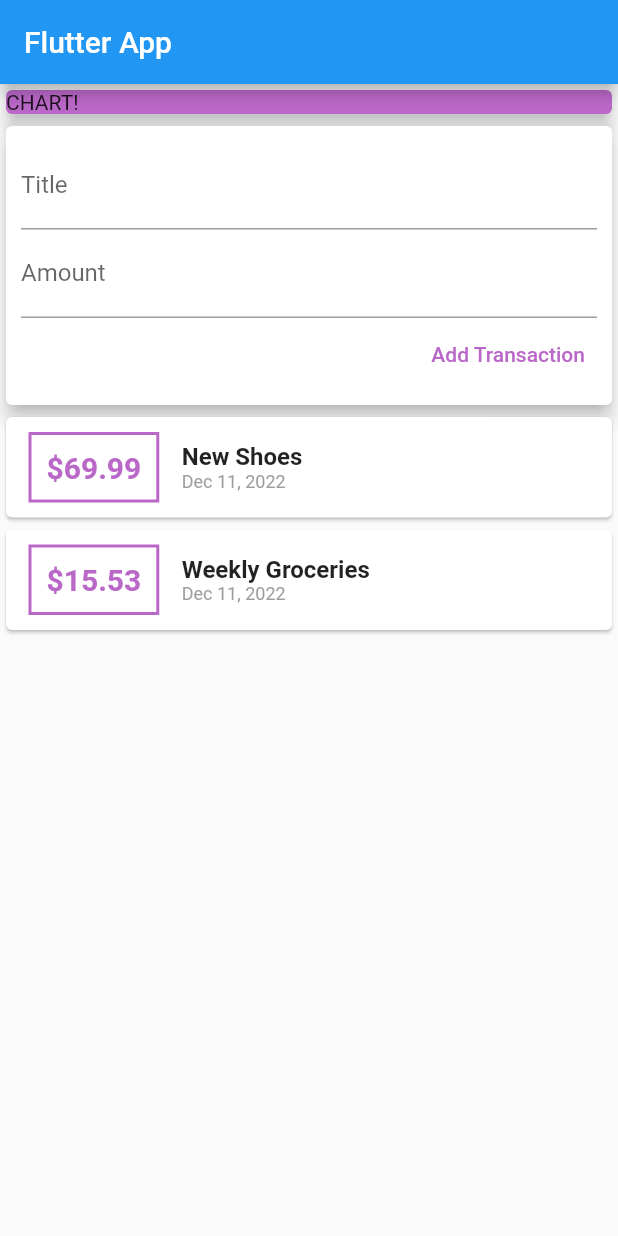
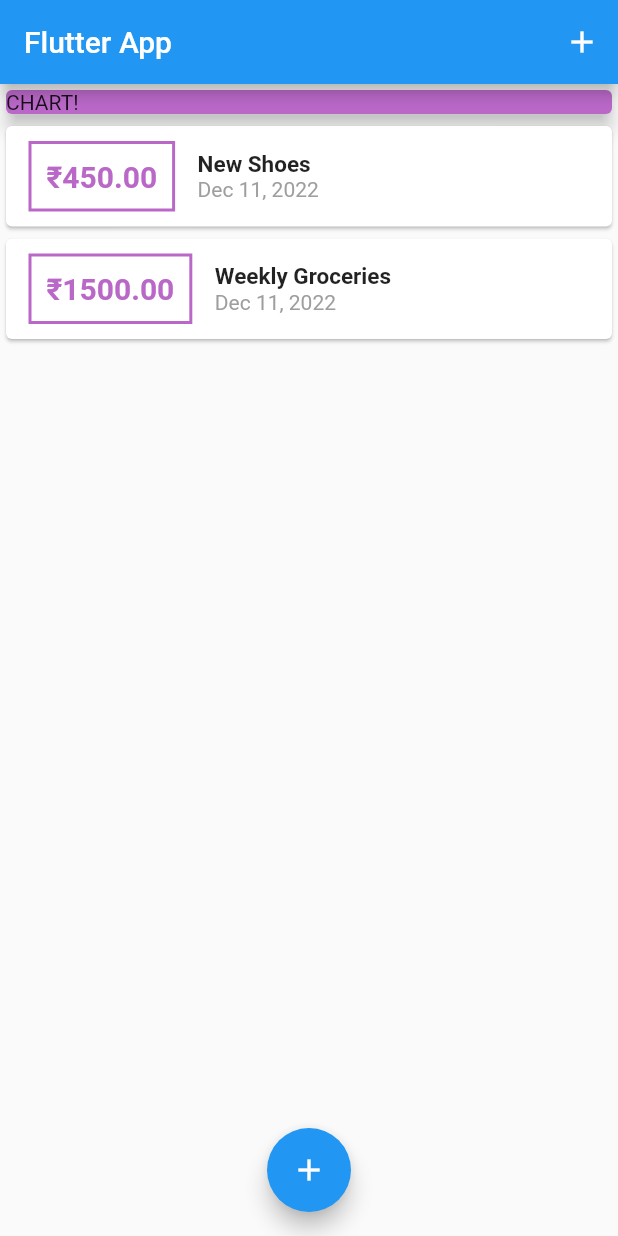
Before and after one commit to PromilaLaha98/Expenses_Viewer, a Flutter app: the screen it shows after launch, on a phone screen of 412 x 824 dp. Run offline on Flutter 3.47's test engine with Material 2 defaults, Android fonts, the phone set to English and light mode, and no system bars.

Commit message:
floating button added

```diff
--- a/lib/main.dart
+++ b/lib/main.dart
@@ -1,6 +1,7 @@
-import 'package:intl/intl.dart';
-import './transaction.dart';
+import './widgets/transaction_list.dart';
+import './widgets/new_transaction.dart';
 import 'package:flutter/material.dart';
+import './models/transaction.dart';
 
 void main() => runApp(MyApp());
 
@@ -15,32 +16,67 @@
   }
 }
 
-class MyHomePage extends StatelessWidget {
-  final List<Transaction> transactions = [
+class MyHomePage extends StatefulWidget {
+  @override
+  _MyHomePageState createState() => _MyHomePageState();
+}
+
+class _MyHomePageState extends State<MyHomePage> {
+  final List<Transaction> _userTransactions = [
     Transaction(
       id: 't1',
       title: 'New Shoes',
-      amount: 69.99,
+      amount: 450.00,
       date: DateTime.now(),
     ),
     Transaction(
       id: 't2',
       title: 'Weekly Groceries',
-      amount: 15.53,
+      amount: 1500.00,
       date: DateTime.now(),
     ),
   ];
 
-final titleController = TextEditingController();
-final amountController = TextEditingController();
+  void _addNewTransaction(String txTitle, double txAmount) {
+    final newTx = Transaction(
+      title: txTitle,
+      amount: txAmount,
+      date: DateTime.now(),
+      id: DateTime.now().toString(),
+    );
+
+    setState(() {
+      _userTransactions.add(newTx);
+    });
+  }
+
+  void _startAddNewTransaction(BuildContext ctx) {
+    showModalBottomSheet(
+      context: ctx,
+      builder: (_) {
+        return GestureDetector(
+          onTap: () {},
+          child: NewTransaction(_addNewTransaction),
+          behavior: HitTestBehavior.opaque,
+        );
+      },
+    );
+  }
 
   @override
   Widget build(BuildContext context) {
     return Scaffold(
       appBar: AppBar(
         title: Text('Flutter App'),
+        actions: <Widget>[
+          IconButton(
+            onPressed: () => _startAddNewTransaction(context),
+            icon: Icon(Icons.add),
           ),
-      body: Column(
+        ],
+      ),
+      body: SingleChildScrollView(
+        child: Column(
           mainAxisAlignment: MainAxisAlignment.start,
           crossAxisAlignment: CrossAxisAlignment.stretch,
           children: <Widget>[
@@ -52,70 +88,14 @@
                 elevation: 5,
               ),
             ),
-          Card(
-            elevation: 5,
-            child: Container(
-              padding: EdgeInsets.all(10),
-              child: Column(
-                crossAxisAlignment: CrossAxisAlignment.end,
-                children: <Widget>[
-                  TextField(
-                    decoration: InputDecoration(labelText: 'Title'),
-                    controller: titleController,
-                  ),
-                  TextField(
-                    decoration: InputDecoration(labelText: 'Amount'),
-                    controller: amountController,
-                  ),
-                  TextButton(
-                    onPressed: () {
-                      print(titleController.text);
-                    },
-                    child: Text('Add Transaction'),
-                    style:
-                        TextButton.styleFrom(primary: Colors.purple.shade300),
-                  ),
+            TransactionList(_userTransactions),
           ],
         ),
       ),
-          ),
-          Column(
-            children: transactions.map((tx) {
-              return Card(
-                child: Row(children: <Widget>[
-                  Container(
-                    margin: EdgeInsets.symmetric(vertical: 10, horizontal: 15),
-                    decoration: BoxDecoration(
-                      border:
-                          Border.all(color: Colors.purple.shade300, width: 2),
-                    ),
-                    padding: EdgeInsets.all(10),
-                    child: Text(
-                      '\$${tx.amount}',
-                      style: TextStyle(
-                          fontWeight: FontWeight.bold,
-                          fontSize: 20,
-                          color: Colors.purple.shade300),
-                    ),
-                  ),
-                  Column(
-                      crossAxisAlignment: CrossAxisAlignment.start,
-                      children: <Widget>[
-                        Text(
-                          tx.title,
-                          style: TextStyle(
-                              fontSize: 16, fontWeight: FontWeight.bold),
-                        ),
-                        Text(
-                          DateFormat.yMMMd().format(tx.date),
-                          style: TextStyle(color: Colors.grey, fontSize: 12),
-                        ),
-                      ]),
-                ]),
-              );
-            }).toList(),
-          ),
-        ],
+      floatingActionButtonLocation: FloatingActionButtonLocation.centerFloat,
+      floatingActionButton: FloatingActionButton(
+        child: Icon(Icons.add),
+        onPressed: () => _startAddNewTransaction(context),
       ),
     );
   }
--- /dev/null
+++ b/lib/widgets/transaction_list.dart
@@ -0,0 +1,63 @@
+import 'package:flutter/material.dart';
+import 'package:intl/intl.dart';
+import '../models/transaction.dart';
+
+class TransactionList extends StatelessWidget {
+  final List<Transaction> transactions;
+
+  TransactionList(this.transactions);
+  @override
+  Widget build(BuildContext context) {
+    return Container(
+      height: 300,
+      child: ListView.builder(
+        itemBuilder: (ctx, index) {
+          return Card(
+            child: Row(
+              children: <Widget>[
+                Container(
+                  margin: EdgeInsets.symmetric(
+                    vertical: 10,
+                    horizontal: 15,
+                  ),
+                  decoration: BoxDecoration(
+                    border: Border.all(
+                      color: Colors.purple.shade300,
+                      width: 2,
+                    ),
+                  ),
+                  padding: EdgeInsets.all(10),
+                  child: Text(
+                    '₹' + transactions[index].amount.toStringAsFixed(2),
+                    style: TextStyle(
+                      fontWeight: FontWeight.bold,
+                      fontSize: 20,
+                      color: Colors.purple.shade300,
+                    ),
+                  ),
+                ),
+              Column(
+                crossAxisAlignment: CrossAxisAlignment.start,
+                children: <Widget>[
+                  Text(
+                    transactions[index].title,
+                    style: TextStyle(
+                      fontSize: 15,
+                      fontWeight: FontWeight.bold,
+                    ),
+                  ),
+                  Text(
+                    DateFormat.yMMMd().format(transactions[index].date),
+                    style: TextStyle(color: Colors.grey),
+                  ),
+                ],
+              )
+              ],
+            ),
+          );
+        },
+        itemCount: transactions.length,
+      ),
+    );
+  }
+}
```
Also changed, not shown: lib/widgets/new_transaction.dart (added, +64 -0 lines), lib/models/transaction.dart (renamed from lib/transaction.dart). Lines whose indentation alone changed are shown as unchanged.
